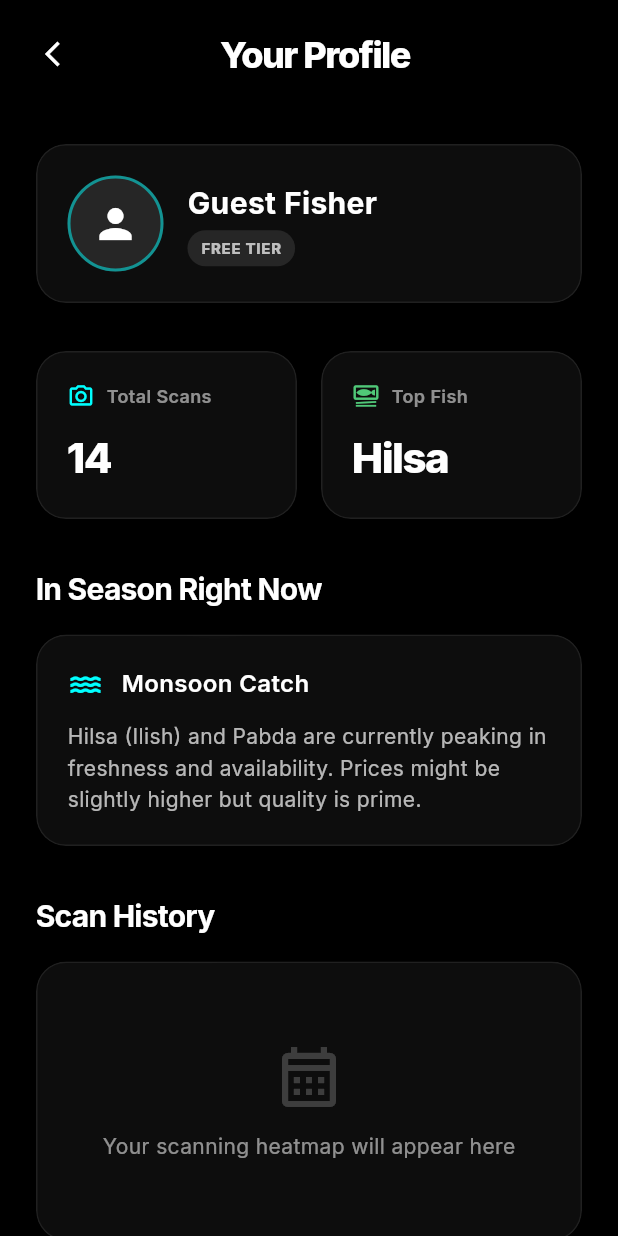
After one commit to anuragc2001/illish, a Flutter app: the screen it shows after launch, after a tap on the "person outline" icon, on a phone screen of 412 x 824 dp. The commit adds this screen. Run offline on Flutter 3.47's test engine with Material 3 defaults, Android fonts, the phone set to English and light mode, and no system bars; our stand-ins replace camera, connectivity_plus, flutter_dotenv, geocoding, geolocator, google_fonts and 6 more; missing offline and left inert: gal, workmanager; accounts and stored records are empty; generated files the repository leaves out were written again; network calls fail; statements that could not run were skipped.

Commit message:
feat: add profile screen and optimize UI layout for location picker and UPI sheet

```diff
--- a/lib/screens/camera_screen.dart
+++ b/lib/screens/camera_screen.dart
@@ -18,6 +18,7 @@ import '../services/ai_service.dart';
 import '../services/db_service.dart';
 import 'recognition_sheet.dart';
 import 'results_screen.dart';
+import 'profile_screen.dart';
 
 class CameraScreen extends StatefulWidget {
   const CameraScreen({super.key});
@@ -650,7 +651,8 @@ class _CameraScreenState extends State<CameraScreen>
                     child: Row(
                       mainAxisAlignment: MainAxisAlignment.spaceBetween,
                       children: [
-                        Row(
+                        Expanded(
+                          child: Row(
                             children: [
                               if (!Platform.isIOS)
                                 GestureDetector(
@@ -662,7 +664,12 @@ class _CameraScreenState extends State<CameraScreen>
                                   ),
                                 ),
                               if (!Platform.isIOS) const SizedBox(width: 12),
-                            GestureDetector(
+                              Expanded(
+                                child: Align(
+                                  alignment: Alignment.centerLeft,
+                                  child: ConstrainedBox(
+                                    constraints: const BoxConstraints(maxWidth: 220),
+                                    child: GestureDetector(
                                       onTap: () {
                                     showModalBottomSheet(
                                       context: context,
@@ -837,10 +844,7 @@ class _CameraScreenState extends State<CameraScreen>
                                           ),
                                         ),
                                         const SizedBox(width: 8),
-                                    ConstrainedBox(
-                                      constraints: const BoxConstraints(
-                                        maxWidth: 160,
-                                      ),
+                                        Expanded(
                                           child: Text(
                                             _currentLocation,
                                             style: GoogleFonts.inter(
@@ -861,8 +865,15 @@ class _CameraScreenState extends State<CameraScreen>
                                     ),
                                   ),
                                 ),
-                          ],
-                        ),
+                              ),
+                            ),
+                          ),
+                        ],
+                      ),
+                    ),
+                        const SizedBox(width: 8),
+                        Row(
+                          children: [
                             GestureDetector(
                               onTap: _showRecentScans,
                               child: Container(
@@ -881,6 +892,31 @@ class _CameraScreenState extends State<CameraScreen>
                                   size: 20,
                                 ),
                               ),
+                            ),
+                            const SizedBox(width: 8),
+                            GestureDetector(
+                              onTap: () => Navigator.push(
+                                context,
+                                MaterialPageRoute(builder: (context) => const ProfileScreen()),
+                              ),
+                              child: Container(
+                                padding: const EdgeInsets.all(10),
+                                decoration: BoxDecoration(
+                                  color: Colors.black.withOpacity(0.5),
+                                  shape: BoxShape.circle,
+                                  border: Border.all(
+                                    color: Colors.white24,
+                                    width: 1,
+                                  ),
+                                ),
+                                child: const Icon(
+                                  Icons.person_outline,
+                                  color: Colors.white,
+                                  size: 20,
+                                ),
+                              ),
+                            ),
+                          ],
                         ),
                       ],
                     ),
--- /dev/null
+++ b/lib/screens/profile_screen.dart
@@ -0,0 +1,289 @@
+import 'dart:ui';
+import 'package:flutter/material.dart';
+import 'package:google_fonts/google_fonts.dart';
+
+import '../core/theme.dart';
+import '../config/app_config.dart';
+
+class ProfileScreen extends StatelessWidget {
+  const ProfileScreen({Key? key}) : super(key: key);
+
+  @override
+  Widget build(BuildContext context) {
+    return Scaffold(
+      backgroundColor: Colors.black, // Dark Mode First
+      body: SingleChildScrollView(
+        physics: const BouncingScrollPhysics(),
+        child: SafeArea(
+          child: Column(
+            crossAxisAlignment: CrossAxisAlignment.start,
+            children: [
+              // Header Area with Back Button
+              Padding(
+                padding: const EdgeInsets.symmetric(horizontal: 16, vertical: 12),
+                child: Row(
+                  children: [
+                    IconButton(
+                      icon: const Icon(Icons.arrow_back_ios, color: Colors.white, size: 20),
+                      onPressed: () => Navigator.pop(context),
+                    ),
+                    Expanded(
+                      child: Text(
+                        "Your Profile",
+                        style: GoogleFonts.inter(
+                          fontSize: 24,
+                          fontWeight: FontWeight.w800,
+                          color: Colors.white,
+                          letterSpacing: -1.0,
+                        ),
+                        textAlign: TextAlign.center,
+                      ),
+                    ),
+                    const SizedBox(width: 40), // Balance the back button
+                  ],
+                ),
+              ),
+
+              const SizedBox(height: 24),
+
+              // User Info Card (Glassmorphism)
+              Padding(
+                padding: const EdgeInsets.symmetric(horizontal: 24),
+                child: _buildGlassCard(
+                  child: Row(
+                    children: [
+                      Container(
+                        width: 64,
+                        height: 64,
+                        decoration: BoxDecoration(
+                          shape: BoxShape.circle,
+                          color: Colors.white.withOpacity(0.1),
+                          border: Border.all(color: AppTheme.neonCyan.withOpacity(0.5), width: 2),
+                        ),
+                        child: const Icon(Icons.person, color: Colors.white, size: 32),
+                      ),
+                      const SizedBox(width: 16),
+                      Column(
+                        crossAxisAlignment: CrossAxisAlignment.start,
+                        children: [
+                          Text(
+                            "Guest Fisher",
+                            style: GoogleFonts.inter(
+                              fontSize: 20,
+                              fontWeight: FontWeight.bold,
+                              color: Colors.white,
+                            ),
+                          ),
+                          const SizedBox(height: 4),
+                          Container(
+                            padding: const EdgeInsets.symmetric(horizontal: 8, vertical: 4),
+                            decoration: BoxDecoration(
+                              color: AppConfig.kIsPremiumUser
+                                  ? AppTheme.neonCyan.withOpacity(0.2)
+                                  : Colors.white.withOpacity(0.1),
+                              borderRadius: BorderRadius.circular(100),
+                              border: Border.all(
+                                color: AppConfig.kIsPremiumUser ? AppTheme.neonCyan : Colors.transparent
+                              )
+                            ),
+                            child: Text(
+                              AppConfig.kIsPremiumUser ? "PRO MEMBER" : "FREE TIER",
+                              style: GoogleFonts.inter(
+                                fontSize: 10,
+                                fontWeight: FontWeight.w800,
+                                color: AppConfig.kIsPremiumUser ? AppTheme.neonCyan : Colors.white70,
+                                letterSpacing: 0.5,
+                              ),
+                            ),
+                          ),
+                        ],
+                      ),
+                    ],
+                  ),
+                ),
+              ),
+
+              const SizedBox(height: 32),
+
+              // Stats / Gamified Metrics
+              Padding(
+                padding: const EdgeInsets.symmetric(horizontal: 24),
+                child: Row(
+                  children: [
+                    Expanded(
+                      child: _buildStatCard(
+                        title: "Total Scans",
+                        value: "14",
+                        icon: Icons.camera_alt_outlined,
+                        color: AppTheme.neonCyan,
+                      ),
+                    ),
+                    const SizedBox(width: 16),
+                    Expanded(
+                      child: _buildStatCard(
+                        title: "Top Fish",
+                        value: "Hilsa",
+                        icon: Icons.set_meal_outlined,
+                        color: AppTheme.emeraldGreen,
+                      ),
+                    ),
+                  ],
+                ),
+              ),
+
+              const SizedBox(height: 32),
+
+              // Fish Best Season (Placeholder)
+              Padding(
+                padding: const EdgeInsets.symmetric(horizontal: 24),
+                child: Column(
+                  crossAxisAlignment: CrossAxisAlignment.start,
+                  children: [
+                    Text(
+                      "In Season Right Now",
+                      style: GoogleFonts.inter(
+                        fontSize: 20,
+                        fontWeight: FontWeight.bold,
+                        color: Colors.white,
+                        letterSpacing: -0.5,
+                      ),
+                    ),
+                    const SizedBox(height: 16),
+                    _buildGlassCard(
+                      child: Column(
+                        crossAxisAlignment: CrossAxisAlignment.start,
+                        children: [
+                          Row(
+                            children: [
+                              const Icon(Icons.water, color: AppTheme.neonCyan, size: 24),
+                              const SizedBox(width: 12),
+                              Text(
+                                "Monsoon Catch",
+                                style: GoogleFonts.inter(
+                                  fontSize: 16,
+                                  fontWeight: FontWeight.w600,
+                                  color: Colors.white,
+                                ),
+                              ),
+                            ],
+                          ),
+                          const SizedBox(height: 12),
+                          Text(
+                            "Hilsa (Ilish) and Pabda are currently peaking in freshness and availability. Prices might be slightly higher but quality is prime.",
+                            style: GoogleFonts.inter(
+                              fontSize: 14,
+                              color: Colors.white70,
+                              height: 1.5,
+                            ),
+                          ),
+                        ],
+                      ),
+                    ),
+                  ],
+                ),
+              ),
+
+              const SizedBox(height: 32),
+
+              // History / Heatmap Placeholder
+              Padding(
+                padding: const EdgeInsets.symmetric(horizontal: 24),
+                child: Column(
+                  crossAxisAlignment: CrossAxisAlignment.start,
+                  children: [
+                    Text(
+                      "Scan History",
+                      style: GoogleFonts.inter(
+                        fontSize: 20,
+                        fontWeight: FontWeight.bold,
+                        color: Colors.white,
+                        letterSpacing: -0.5,
+                      ),
+                    ),
+                    const SizedBox(height: 16),
+                    _buildGlassCard(
+                      child: Center(
+                        child: Padding(
+                          padding: const EdgeInsets.symmetric(vertical: 32),
+                          child: Column(
+                            children: [
+                              Icon(Icons.calendar_month_outlined, color: Colors.white.withOpacity(0.2), size: 48),
+                              const SizedBox(height: 12),
+                              Text(
+                                "Your scanning heatmap will appear here",
+                                style: GoogleFonts.inter(
+                                  color: Colors.white54,
+                                  fontSize: 14,
+                                ),
+                              ),
+                            ],
+                          ),
+                        ),
+                      ),
+                    ),
+                  ],
+                ),
+              ),
+
+              const SizedBox(height: 60), // Bottom padding
+            ],
+          ),
+        ),
+      ),
+    );
+  }
+
+  // Reusable Glassmorphism Card
+  Widget _buildGlassCard({required Widget child}) {
+    return ClipRRect(
+      borderRadius: BorderRadius.circular(20),
+      child: BackdropFilter(
+        filter: ImageFilter.blur(sigmaX: 10, sigmaY: 10),
+        child: Container(
+          padding: const EdgeInsets.all(20),
+          decoration: BoxDecoration(
+            color: Colors.white.withOpacity(0.05),
+            border: Border.all(color: Colors.white.withOpacity(0.08)),
+            borderRadius: BorderRadius.circular(20),
+          ),
+          child: child,
+        ),
+      ),
+    );
+  }
+
+  // Reusable Stat Card
+  Widget _buildStatCard({required String title, required String value, required IconData icon, required Color color}) {
+    return _buildGlassCard(
+      child: Column(
+        crossAxisAlignment: CrossAxisAlignment.start,
+        children: [
+          Row(
+            children: [
+              Icon(icon, color: color, size: 18),
+              const SizedBox(width: 8),
+              Text(
+                title,
+                style: GoogleFonts.inter(
+                  fontSize: 12,
+                  color: Colors.white54,
+                  fontWeight: FontWeight.w600,
+                ),
+              ),
+            ],
+          ),
+          const SizedBox(height: 12),
+          Text(
+            value,
+            style: GoogleFonts.inter(
+              fontSize: 28,
+              fontWeight: FontWeight.w800,
+              color: Colors.white,
+              letterSpacing: -1.0,
+            ),
+          ),
+        ],
+      ),
+    );
+  }
+}
--- a/lib/screens/results_screen.dart
+++ b/lib/screens/results_screen.dart
@@ -13,6 +13,7 @@ import 'widgets/upi_picker_sheet.dart';
 import '../services/admob_service.dart';
 import 'widgets/banner_ad_widget.dart';
 import 'widgets/share_card_preview.dart';
+import 'profile_screen.dart';
 
 class ResultsScreen extends StatefulWidget {
   final Map<String, dynamic> aiData;
--- a/lib/screens/widgets/upi_picker_sheet.dart
+++ b/lib/screens/widgets/upi_picker_sheet.dart
@@ -129,21 +129,22 @@ class _UpiPickerSheetState extends State<UpiPickerSheet> {
 
     if (_apps == null || _apps!.isEmpty) {
       return Padding(
-        padding: const EdgeInsets.symmetric(vertical: 20),
+        padding: const EdgeInsets.symmetric(vertical: 8),
         child: Column(
+          mainAxisSize: MainAxisSize.min,
           children: [
-            Icon(Icons.account_balance_wallet_outlined, size: 48, color: Colors.white.withOpacity(0.5)),
-            const SizedBox(height: 16),
+            Icon(Icons.account_balance_wallet_outlined, size: 40, color: Colors.white.withOpacity(0.5)),
+            const SizedBox(height: 10),
             Text(
               'No supported UPI app found.\nInstall PhonePe, Google Pay, CRED, BHIM, or Paytm to continue.',
               textAlign: TextAlign.center,
               style: GoogleFonts.inter(
-                fontSize: 14,
+                fontSize: 13,
                 color: Colors.white70,
-                height: 1.5,
+                height: 1.4,
               ),
             ),
-            const SizedBox(height: 24),
+            const SizedBox(height: 12),
             TextButton(
               onPressed: () => Navigator.of(context).pop(),
               child: const Text('Dismiss', style: TextStyle(color: Colors.blueAccent)),
```
Lines whose indentation alone changed are shown as unchanged.
